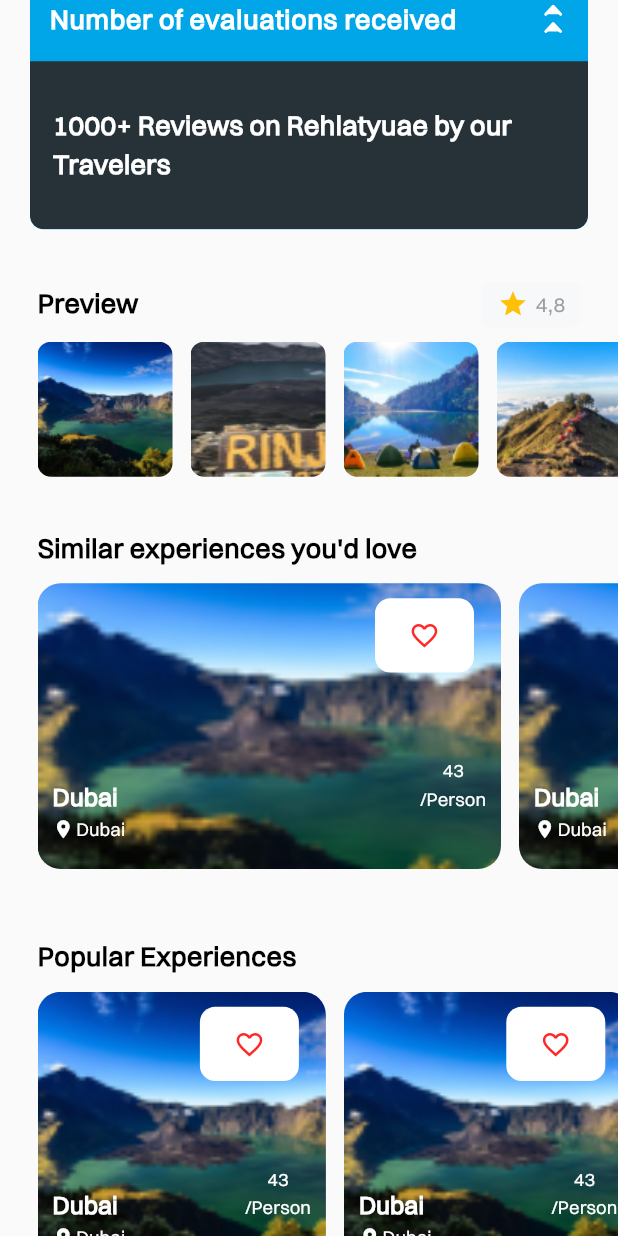
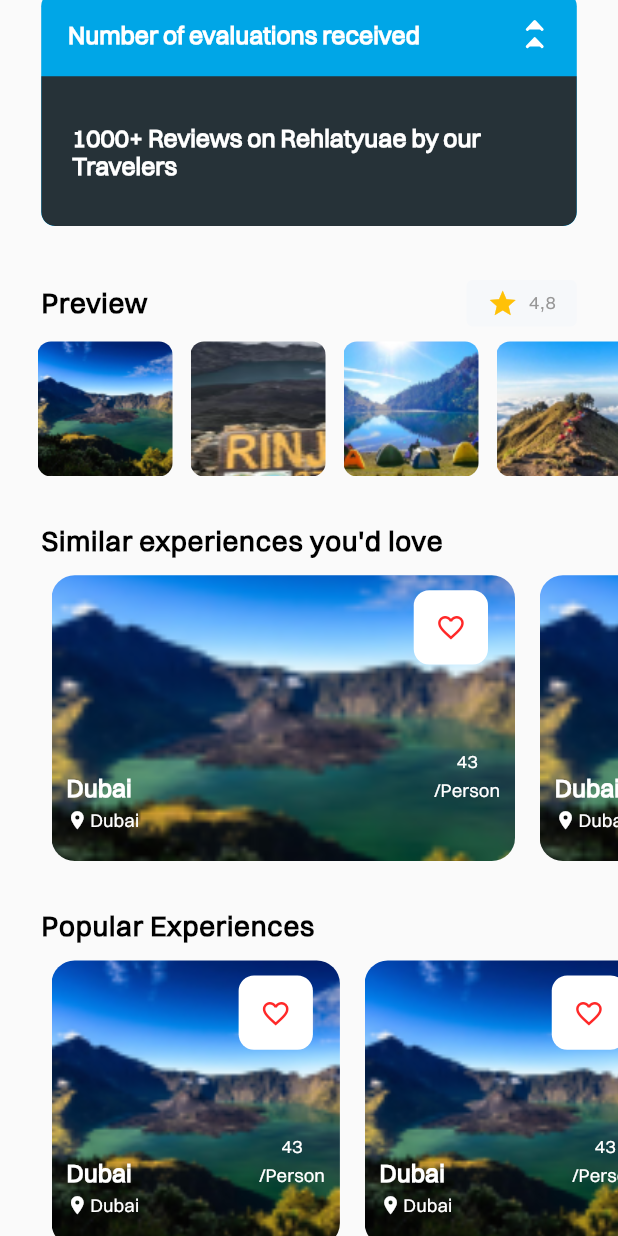
Before and after one commit to codegyept/travellapp, a Flutter app: the AboutUsScreen screen opened by its route, scrolled down 1152 dp, on a phone screen of 412 x 824 dp. Run offline on Flutter 3.47's test engine with Material 3 defaults, Android fonts, the phone set to English and light mode, and no system bars; our stand-ins replace animated_splash_screen, bloc, curved_labeled_navigation_bar, dotted_line, flutter_bloc, flutter_screenutil and 5 more.

Commit message:
apply text theme to `info` feature screens

```diff
--- a/lib/core/utils/custom_expansion_tile.dart
+++ b/lib/core/utils/custom_expansion_tile.dart
@@ -1,4 +1,5 @@
 import 'package:flutter/material.dart';
+import 'package:flutter_screenutil/flutter_screenutil.dart';
 import 'package:flutter_svg/flutter_svg.dart';
 import 'package:rehlatyuae/core/utils/app_assets.dart';
 import 'package:rehlatyuae/core/utils/app_colors.dart';
@@ -27,16 +28,16 @@ class _CustomExpansionTileState extends State<CustomExpansionTile> {
   @override
   Widget build(BuildContext context) {
     return Padding(
-      padding: const EdgeInsets.symmetric(horizontal: 20, vertical: 10),
+      padding: EdgeInsets.symmetric(horizontal: 20.w, vertical: 10.h),
       child: ExpansionTile(
         collapsedBackgroundColor: AppColors.textAndBackgroundColorButton,
         backgroundColor: AppColors.textAndBackgroundColorButton,
-        tilePadding: const EdgeInsets.symmetric(horizontal: 13),
+        tilePadding: EdgeInsets.symmetric(horizontal: 13.w),
         shape: RoundedRectangleBorder(
-          borderRadius: BorderRadius.circular(9),
+          borderRadius: BorderRadius.circular(9.r),
         ),
         collapsedShape: RoundedRectangleBorder(
-          borderRadius: BorderRadius.circular(9),
+          borderRadius: BorderRadius.circular(9.r),
         ),
         iconColor: AppColors.white,
         trailing: AnimatedRotation(
@@ -46,11 +47,9 @@ class _CustomExpansionTileState extends State<CustomExpansionTile> {
         ),
         title: Text(
           widget.title,
-          style: const TextStyle(
-            color: AppColors.white,
-            fontSize: 18,
-            fontWeight: FontWeight.w700,
-          ),
+          style: Theme.of(context).textTheme.displayMedium!.copyWith(
+                color: AppColors.white,
+              ),
         ),
         onExpansionChanged: (value) {
           setState(() {
@@ -62,14 +61,14 @@ class _CustomExpansionTileState extends State<CustomExpansionTile> {
         children: [
           Container(
             width: double.infinity,
-            padding: const EdgeInsets.symmetric(
-              horizontal: 15,
-              vertical: 30,
+            padding: EdgeInsets.symmetric(
+              horizontal: 15.w,
+              vertical: 30.h,
             ),
-            decoration: const BoxDecoration(
+            decoration: BoxDecoration(
               color: AppColors.backgroundColorExpansionAndText,
               borderRadius: BorderRadius.vertical(
-                bottom: Radius.circular(9),
+                bottom: Radius.circular(9.r),
               ),
             ),
             child: Column(
@@ -78,11 +77,7 @@ class _CustomExpansionTileState extends State<CustomExpansionTile> {
                 if (widget.content != null)
                   Text(
                     widget.content!,
-                    style: const TextStyle(
-                      color: AppColors.white,
-                      fontSize: 18,
-                      fontWeight: FontWeight.w700,
-                    ),
+                    style: Theme.of(context).textTheme.displayMedium,
                   ),
                 ...widget.children
               ],
--- a/lib/core/utils/custom_icon_button.dart
+++ b/lib/core/utils/custom_icon_button.dart
@@ -25,7 +25,7 @@ class CustomIconButton extends StatelessWidget {
   @override
   Widget build(BuildContext context) {
     return Container(
-      width: size.w,
+      width: size.h,
       height: size.h,
       decoration: BoxDecoration(
         color: backgroundColor,
--- a/lib/core/utils/experiences_section.dart
+++ b/lib/core/utils/experiences_section.dart
@@ -13,16 +13,16 @@ class ExperiencesSections extends StatelessWidget {
       crossAxisAlignment: CrossAxisAlignment.start,
       children: [
         Padding(
-          padding: const EdgeInsets.symmetric(horizontal: 25).copyWith(top: 25),
-          child: const Text(
+          padding: EdgeInsets.symmetric(horizontal: 20.w).copyWith(top: 20.h),
+          child: Text(
             "Similar experiences you'd love",
-            style: TextStyle(color: Colors.black, fontSize: 18, fontWeight: FontWeight.w700),
+            style: Theme.of(context).textTheme.labelMedium,
           ),
         ),
         SizedBox(
           height: 215.h,
           child: ListView.separated(
-            padding: const EdgeInsets.symmetric(horizontal: 25, vertical: 10),
+            padding: EdgeInsets.symmetric(horizontal: 25.w, vertical: 10.h),
             scrollDirection: Axis.horizontal,
             itemCount: 15,
             itemBuilder: (context, index) => CustomContainerTrip(
@@ -33,20 +33,20 @@ class ExperiencesSections extends StatelessWidget {
               tripPrice: '43',
               reservationType: '/Person',
             ),
-            separatorBuilder: (context, index) => const SizedBox(width: 12),
+            separatorBuilder: (context, index) => SizedBox(width: 12.w),
           ),
         ),
         Padding(
-          padding: const EdgeInsets.symmetric(horizontal: 25).copyWith(top: 25),
-          child: const Text(
+          padding: EdgeInsets.symmetric(horizontal: 20.w).copyWith(top: 10.h),
+          child: Text(
             "Popular Experiences",
-            style: TextStyle(color: Colors.black, fontSize: 18, fontWeight: FontWeight.w700),
+            style: Theme.of(context).textTheme.labelMedium,
           ),
         ),
         SizedBox(
           height: 215.h,
           child: ListView.separated(
-            padding: const EdgeInsets.symmetric(horizontal: 25, vertical: 10),
+            padding: EdgeInsets.symmetric(horizontal: 25.w, vertical: 10.h),
             scrollDirection: Axis.horizontal,
             itemCount: 15,
             itemBuilder: (context, index) => CustomContainerTrip(
@@ -57,7 +57,7 @@ class ExperiencesSections extends StatelessWidget {
               tripPrice: '43',
               reservationType: '/Person',
             ),
-            separatorBuilder: (context, index) => const SizedBox(width: 12),
+            separatorBuilder: (context, index) => SizedBox(width: 12.w),
           ),
         ),
       ],
--- a/lib/core/utils/preview_travels_section.dart
+++ b/lib/core/utils/preview_travels_section.dart
@@ -18,37 +18,33 @@ class PreviewTravelsSection extends StatelessWidget {
     return Column(
       children: [
         Padding(
-          padding: const EdgeInsets.symmetric(horizontal: 25).copyWith(top: 25),
+          padding: EdgeInsets.symmetric(horizontal: 20.w).copyWith(top: 25.h),
           child: Row(
             mainAxisAlignment: MainAxisAlignment.spaceBetween,
             children: [
-              const Text(
+              Text(
                 "Preview",
-                style: TextStyle(color: Colors.black, fontSize: 18, fontWeight: FontWeight.w700),
+                style: Theme.of(context).textTheme.labelMedium,
               ),
               Container(
-                padding: const EdgeInsets.symmetric(vertical: 5, horizontal: 10),
+                padding: EdgeInsets.symmetric(vertical: 5.h, horizontal: 10.w),
                 decoration: BoxDecoration(
                   borderRadius: BorderRadius.circular(4),
                   color: const Color(0xFFF6F8FA),
                 ),
-                child: const Row(
+                child: Row(
                   children: [
                     Icon(
                       Icons.star,
                       color: Colors.amber,
-                      size: 20,
+                      size: 20.h,
                     ),
                     SizedBox(
-                      width: 5,
+                      width: 5.w,
                     ),
                     Text(
                       "4,8",
-                      style: TextStyle(
-                        color: Colors.grey,
-                        fontSize: 14,
-                        fontWeight: FontWeight.w500,
-                      ),
+                      style: Theme.of(context).textTheme.labelSmall,
                     ),
                   ],
                 ),
@@ -88,7 +84,7 @@ class PreviewTravelsSection extends StatelessWidget {
                 context.push(AppStrings.paymentOptionsScreen);
               },
               width: double.infinity,
-              height: 50,
+              height: 50.h,
             ),
           ),
       ],
--- a/lib/features/info/presentation/views/about_us_screen.dart
+++ b/lib/features/info/presentation/views/about_us_screen.dart
@@ -26,11 +26,9 @@ class AboutUsScreen extends StatelessWidget {
             ),
             child: Text(
               'The mighty Rinjani mountain of Gunung Rinjani is a massive volcano which towers over the island of Lombok. A climb to the top is one of the most exhilarating experiences you can have in Indonesia. At 3,726 meters tall, Gunung Rinjani is the second highest mountain in Indonesia, The mighty Rinjani mountain of Gunung Rinjani is a massive volcano which towers over the island of Lombok. A climb to the top is you can have in I',
-              style: TextStyle(
-                color: AppColors.grey,
-                fontSize: 14.sp,
-                fontWeight: FontWeight.w400,
-              ),
+              style: Theme.of(context).textTheme.bodyLarge!.copyWith(
+                    color: AppColors.grey,
+                  ),
             ),
           ),
           Container(
@@ -44,11 +42,9 @@ class AboutUsScreen extends StatelessWidget {
             ),
             child: Text(
               'The mighty Rinjani mountain of Gunung Rinjani is a massive volcano which towers over the island of Lombok. A climb to the top is one of the most exhilarating experiences you can have in Indonesia. At 3,726 meters tall, Gunung Rinjani is the second highest mountain in Indonesia, The mighty Rinjani mountain of Gunung Rinjani is a massive volcano which towers over the island of Lombok. A climb to the top is you can have in I',
-              style: TextStyle(
-                color: Colors.white,
-                fontSize: 14.sp,
-                fontWeight: FontWeight.w400,
-              ),
+              style: Theme.of(context).textTheme.bodyLarge!.copyWith(
+                    color: AppColors.white,
+                  ),
             ),
           ),
           const CustomExpansionTile(
--- a/lib/features/info/presentation/views/privacy_policy_screen.dart
+++ b/lib/features/info/presentation/views/privacy_policy_screen.dart
@@ -12,7 +12,7 @@ class PrivacyPolicyScreen extends StatelessWidget {
   Widget build(BuildContext context) {
     return Scaffold(
       body: Scrollbar(
-        thickness: 8,
+        thickness: 6.w,
         interactive: true,
         trackVisibility: true,
         thumbVisibility: true,
--- a/lib/features/info/presentation/views/terms_conditions_screen.dart
+++ b/lib/features/info/presentation/views/terms_conditions_screen.dart
@@ -12,7 +12,7 @@ class TermsConditionsScreen extends StatelessWidget {
   Widget build(BuildContext context) {
     return Scaffold(
       body: Scrollbar(
-        thickness: 8,
+        thickness: 6.w,
         interactive: true,
         trackVisibility: true,
         thumbVisibility: true,
--- a/lib/features/info/presentation/views/widgets/privacy_section.dart
+++ b/lib/features/info/presentation/views/widgets/privacy_section.dart
@@ -28,20 +28,14 @@ class PrivacySection extends StatelessWidget {
             ),
             child: Text(
               title,
-              style: TextStyle(
-                color: Colors.white,
-                fontSize: 16.sp,
-                fontWeight: FontWeight.w700,
-              ),
+              style: Theme.of(context).textTheme.displayMedium,
             ),
           ),
           Text(
             content,
-            style: TextStyle(
-              color: AppColors.grey,
-              fontSize: 14.sp,
-              fontWeight: FontWeight.w400,
-            ),
+            style: Theme.of(context).textTheme.bodyLarge!.copyWith(
+                  color: AppColors.grey,
+                ),
           ),
         ],
       ),
--- a/lib/features/info/presentation/views/widgets/title_section.dart
+++ b/lib/features/info/presentation/views/widgets/title_section.dart
@@ -56,21 +56,15 @@ class TitleSection extends StatelessWidget {
               children: [
                 Text(
                   title,
-                  style: TextStyle(
-                    fontSize: 32.sp,
-                    color: AppColors.white,
-                    fontWeight: FontWeight.w700,
-                  ),
+                  style: Theme.of(context).textTheme.headlineLarge,
                 ),
                 Padding(
-                  padding: const EdgeInsets.only(top: 50, bottom: 26),
+                  padding: EdgeInsets.only(top: 50.h, bottom: 26.w),
                   child: Text(
                     subTitle,
-                    style: TextStyle(
-                      fontSize: 32.sp,
-                      color: Colors.black,
-                      fontWeight: FontWeight.w700,
-                    ),
+                    style: Theme.of(context).textTheme.headlineLarge!.copyWith(
+                          color: AppColors.black,
+                        ),
                   ),
                 ),
               ],
--- a/lib/features/layout_screen/presentation/views/widgets/best_offers_item.dart
+++ b/lib/features/layout_screen/presentation/views/widgets/best_offers_item.dart
@@ -14,7 +14,7 @@ class BestOffersItem extends StatelessWidget {
   @override
   Widget build(BuildContext context) {
     return Container(
-      height: 135.0.h,
+      height: 150.0.h,
       width: 150.0.w,
       padding: EdgeInsetsDirectional.symmetric(
         horizontal: 8.0.w,
@@ -91,7 +91,7 @@ class BestOffersItem extends StatelessWidget {
                       color: AppColors.textAndBackgroundColorButton,
                       size: 14.0.sp,
                     ),
-                     Text(
+                    Text(
                       "Dubai, United Arab Emirates",
                       style: Theme.of(context).textTheme.titleMedium,
                       textAlign: TextAlign.justify,
@@ -101,23 +101,23 @@ class BestOffersItem extends StatelessWidget {
                 SizedBox(
                   height: 2.5.w,
                 ),
-                 Text(
+                Text(
                   "This exceptional beach gets sasafadvd avdsdsfcasvsdvsdvsdvsd",
                   overflow: TextOverflow.ellipsis,
                   maxLines: 2,
-                  style:Theme.of(context).textTheme.headlineSmall,
+                  style: Theme.of(context).textTheme.headlineSmall,
                 ),
                 SizedBox(
                   height: 5.0.w,
                 ),
                 Row(
                   children: [
-                     Text(
+                    Text(
                       "48",
                       style: Theme.of(context).textTheme.titleSmall,
                       textAlign: TextAlign.justify,
                     ),
-                     Text(
+                    Text(
                       "/Person",
                       style: Theme.of(context).textTheme.headlineSmall,
                       textAlign: TextAlign.justify,
@@ -128,7 +128,7 @@ class BestOffersItem extends StatelessWidget {
                       color: AppColors.textAndBackgroundColorButton,
                       size: 16.0.sp,
                     ),
-                     Text(
+                    Text(
                       "4.2 (852)",
                       style: Theme.of(context).textTheme.titleSmall,
                       textAlign: TextAlign.justify,
```
